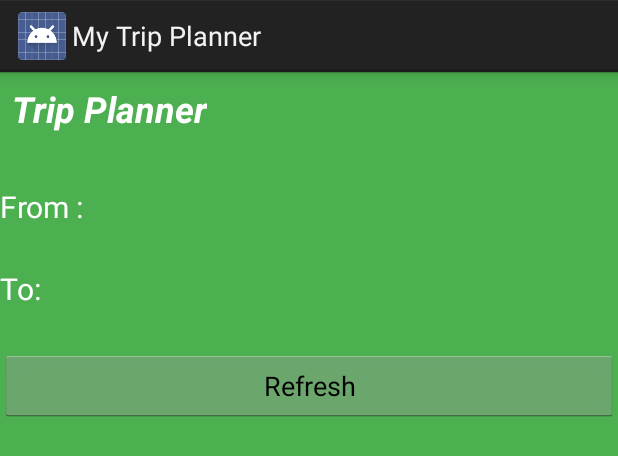
After one commit to Mobile-Application-Assginment/Assginment, an Android app: the layout trip_planner_widget.xml on its own in the app's theme, with its tools: preview values and no code run, on a phone screen of 412 x 824 dp. The commit adds this screen. Shown: the top 456 px of the screen. Run offline under Robolectric (Android 15) with nearby library versions, the phone set to English and light mode, and no system bars.

Commit message:
Add App Widget

```diff
--- /dev/null
+++ b/app/src/main/res/layout/trip_planner_widget.xml
@@ -0,0 +1,66 @@
+<LinearLayout xmlns:android="http://schemas.android.com/apk/res/android"
+    android:layout_width="match_parent"
+    android:layout_height="match_parent"
+    android:background="#4CAF50"
+    android:orientation="vertical"
+    android:padding="@dimen/widget_margin">
+
+    <TextView
+        android:id="@+id/appwidget_text"
+        android:layout_width="wrap_content"
+        android:layout_height="wrap_content"
+        android:layout_centerHorizontal="true"
+        android:layout_centerVertical="true"
+        android:layout_margin="8dp"
+        android:background="#4CAF50"
+        android:contentDescription="@string/appwidget_text"
+        android:text="@string/appwidget_text"
+        android:textColor="#ffffff"
+        android:textSize="24sp"
+        android:textStyle="bold|italic" />
+
+    <TextView
+        android:id="@+id/wztxt_name"
+        android:layout_width="wrap_content"
+        android:layout_height="wrap_content"
+        android:gravity="fill_horizontal"
+        android:textSize="20sp"/>
+
+    <TextView
+        android:id="@+id/lb_departure"
+        android:layout_width="wrap_content"
+        android:layout_height="wrap_content"
+        android:text="@string/from"
+        android:textColor="#ffffff"
+        android:textSize="20sp" />
+
+    <TextView
+        android:id="@+id/wztxt_departure"
+        android:layout_width="wrap_content"
+        android:layout_height="wrap_content"
+        android:layout_gravity="center"
+        android:textSize="20sp" />
+
+    <TextView
+        android:id="@+id/lb_destination"
+        android:layout_width="wrap_content"
+        android:layout_height="wrap_content"
+        android:text="@string/to"
+        android:textColor="#ffffff"
+        android:textSize="20sp" />
+
+    <TextView
+        android:id="@+id/wztxt_destination"
+        android:layout_width="wrap_content"
+        android:layout_height="wrap_content"
+        android:layout_gravity="center"
+        android:textSize="20sp" />
+
+    <Button
+        android:id="@+id/btn_update"
+        android:layout_width="match_parent"
+        android:layout_height="wrap_content"
+        android:layout_gravity="end"
+        android:text="@string/refresh" />
+
+</LinearLayout>
--- a/app/src/main/res/values/strings.xml
+++ b/app/src/main/res/values/strings.xml
@@ -32,4 +32,7 @@
     <string name="live_btn">Live flight information</string>
     <string name="stop_bgm">STOP BGM</string>
     <string name="start_bgm">START BGM</string>
+    <string name="appwidget_text">Trip Planner</string>
+    <string name="add_widget">Trip Planner</string>
+    <string name="refresh">Refresh</string>
 </resources>
```
Also changed, not shown: app/src/main/AndroidManifest.xml (+13 -2 lines), app/src/main/java/com/example/mytripplanner/ListDB.java (+26 -0 lines), app/src/main/java/com/example/mytripplanner/TripPlannerWidget.java (added, +83 -0 lines), app/src/main/res/values-v14/dimens.xml (added, +10 -0 lines), app/src/main/res/values/dimens.xml (added, +10 -0 lines), app/src/main/res/xml/trip_planner_widget_info.xml (added, +10 -0 lines).
